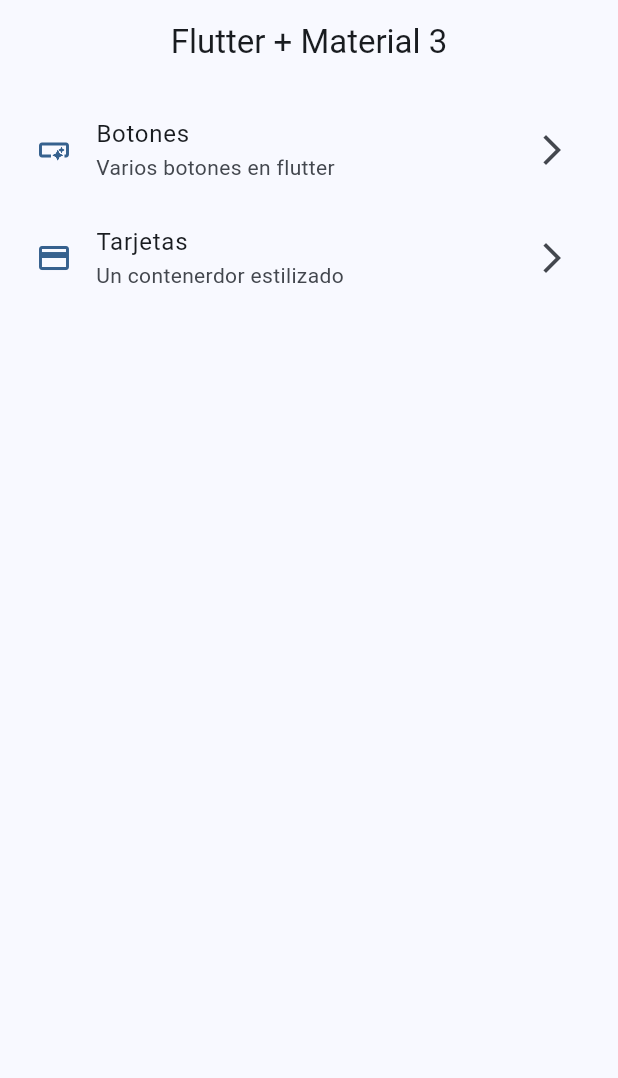
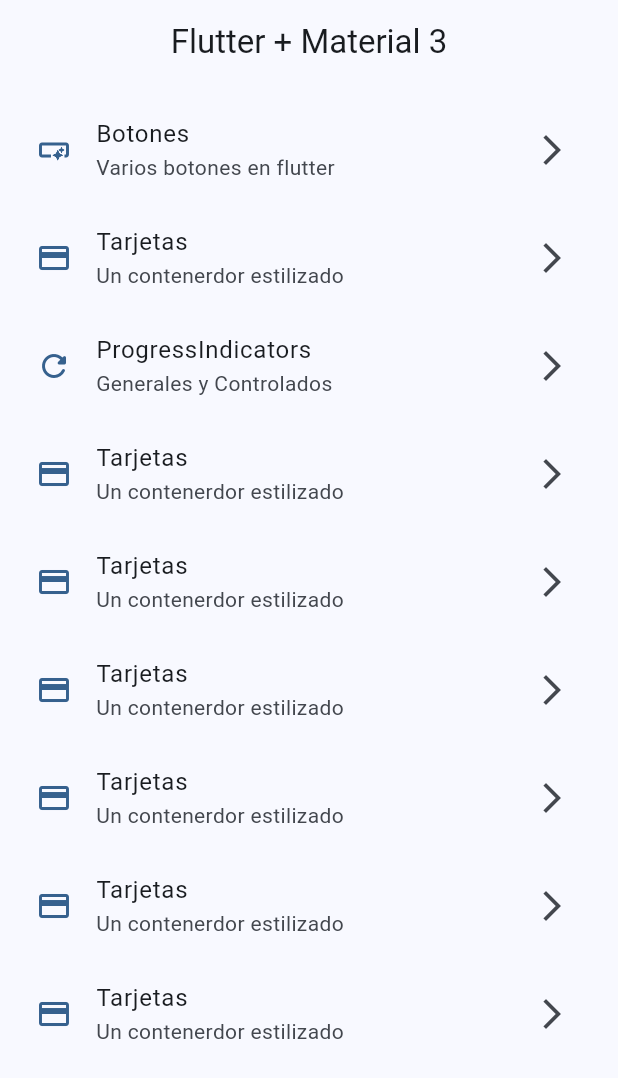
Before and after one commit to JhustynC/widgets_app, a Flutter app: the screen it shows after launch, on a phone screen of 412 x 824 dp. Shown: the top 1078 px of the screen. Run offline on Flutter 3.47's test engine with Material 2 defaults, Android fonts, the phone set to English and light mode, and no system bars; our stand-ins replace go_router.

Commit message:
Porgress Indicator finish

```diff
--- a/lib/config/menu/menu_items.dart
+++ b/lib/config/menu/menu_items.dart
@@ -26,5 +26,47 @@ class MenuItem {
       link: '/cards',
       icon: Icons.credit_card,
     ),
+    MenuItem(
+      title: 'ProgressIndicators',
+      subTitle: 'Generales y Controlados',
+      link: '/progress',
+      icon: Icons.refresh_rounded,
+    ),
+    MenuItem(
+      title: 'Tarjetas',
+      subTitle: 'Un contenerdor estilizado',
+      link: '/cards',
+      icon: Icons.credit_card,
+    ),
+    MenuItem(
+      title: 'Tarjetas',
+      subTitle: 'Un contenerdor estilizado',
+      link: '/cards',
+      icon: Icons.credit_card,
+    ),
+    MenuItem(
+      title: 'Tarjetas',
+      subTitle: 'Un contenerdor estilizado',
+      link: '/cards',
+      icon: Icons.credit_card,
+    ),
+    MenuItem(
+      title: 'Tarjetas',
+      subTitle: 'Un contenerdor estilizado',
+      link: '/cards',
+      icon: Icons.credit_card,
+    ),
+    MenuItem(
+      title: 'Tarjetas',
+      subTitle: 'Un contenerdor estilizado',
+      link: '/cards',
+      icon: Icons.credit_card,
+    ),
+    MenuItem(
+      title: 'Tarjetas',
+      subTitle: 'Un contenerdor estilizado',
+      link: '/cards',
+      icon: Icons.credit_card,
+    ),
   ];
 }
--- a/lib/config/router/app_router.dart
+++ b/lib/config/router/app_router.dart
@@ -20,5 +20,10 @@ final appRouter = GoRouter(
       path: '/buttons',
       builder: (context, state) => const ButtonsScreen(),
     ),
+    GoRoute(
+      name: ProgressScreen.name,
+      path: '/progress',
+      builder: (context, state) => const ProgressScreen(),
+    ),
   ],
 );
```
Also changed, not shown: lib/presentation/screens/progress/progress_screen.dart (+69 -1 lines).
